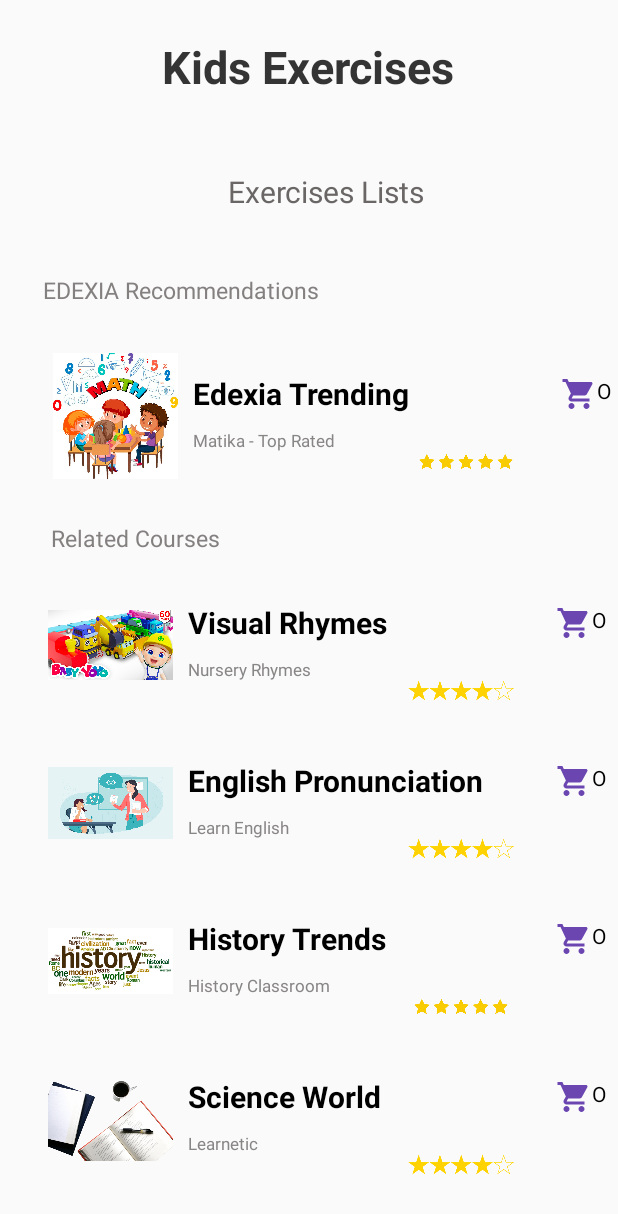
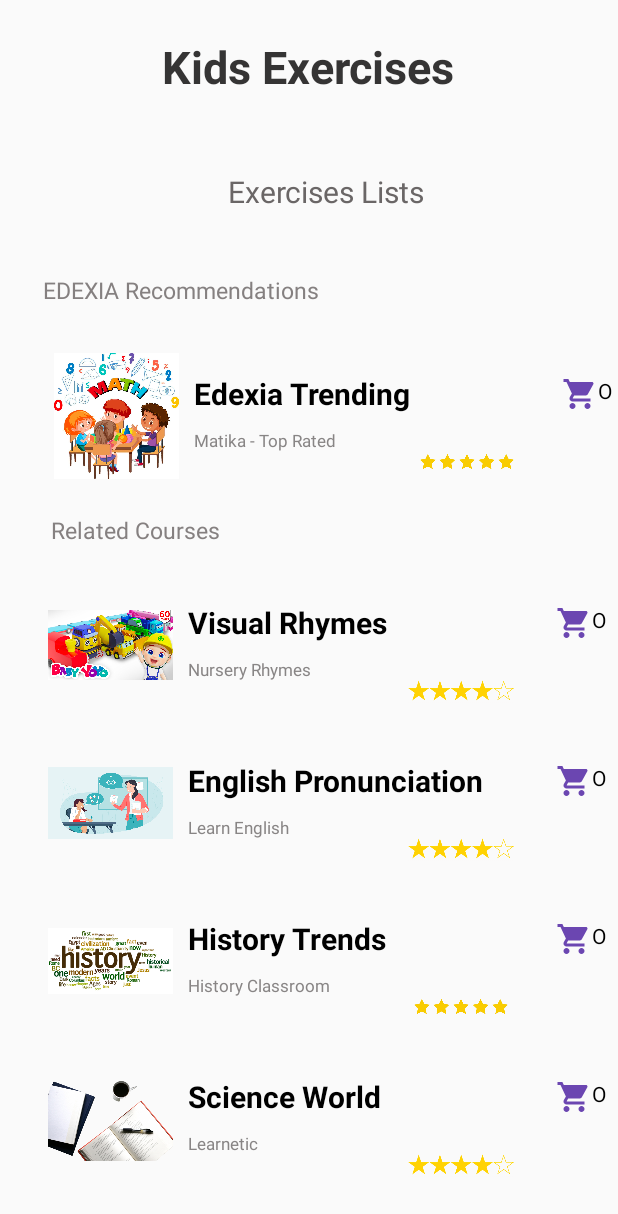
Before and after one commit to ahmed-naeem1012/quiz_fyp_edixia, an Android app: the excercises_list_layout screen opened directly, with no data from a screen before it, on a phone screen of 412 x 824 dp. Shown: the top 1214 px of the screen. Run offline under Robolectric (Android 15) with nearby library versions, the phone set to English and light mode, and no system bars; our stand-ins replace Firebase (no records; nobody signed in at launch, a user with empty details on screens opened directly); Roboto replaces fonts that are not available here.

Commit message:
Quit Functionality added. Minor Icon fixes. Recycler Views fixes

```diff
--- a/app/src/main/java/com/example/quizme/QuizActivity.java
+++ b/app/src/main/java/com/example/quizme/QuizActivity.java
@@ -78,6 +78,12 @@ public class QuizActivity extends AppCompatActivity {
             }
         });
 
+        binding.quitBtn.setOnClickListener(new View.OnClickListener() {
+            @Override
+            public void onClick(View view) {
+                startActivity(new Intent(QuizActivity.this,MainActivity.class));
+            }
+        });
 
 
         resetTimer();
--- a/app/src/main/res/drawable/ic_baseline_score_24.xml
+++ b/app/src/main/res/drawable/ic_baseline_score_24.xml
@@ -1,5 +1,5 @@
-<vector android:height="24dp" android:tint="#000000"
+<vector android:height="20dp" android:tint="#000000"
     android:viewportHeight="24" android:viewportWidth="24"
-    android:width="24dp" xmlns:android="http://schemas.android.com/apk/res/android">
+    android:width="20dp" xmlns:android="http://schemas.android.com/apk/res/android">
     <path android:fillColor="@android:color/white" android:pathData="M19,3L5,3c-1.1,0 -2,0.9 -2,2v14c0,1.1 0.9,2 2,2h14c1.1,0 2,-0.9 2,-2L21,5c0,-1.1 -0.9,-2 -2,-2zM12,5h1.5v3l2,-3h1.7l-2,3 2,3h-1.7l-2,-3v3L12,11L12,5zM7,7.25h2.5L9.5,6.5L7,6.5L7,5h4v3.75L8.5,8.75v0.75L11,9.5L11,11L7,11L7,7.25zM19,13l-6,6 -4,-4 -4,4v-2.5l4,-4 4,4 6,-6L19,13z"/>
 </vector>
--- a/app/src/main/res/layout/activity_excercises_list_layout.xml
+++ b/app/src/main/res/layout/activity_excercises_list_layout.xml
@@ -60,16 +60,16 @@
         app:layout_constraintTop_toBottomOf="@+id/linearLayout2"/>
 
     <androidx.recyclerview.widget.RecyclerView
-        android:layout_width="match_parent"
-        android:layout_height="wrap_content"
+        android:id="@+id/rclview1"
+        android:layout_width="wrap_content"
+        android:layout_height="100dp"
         android:layout_marginStart="4dp"
         android:layout_marginTop="56dp"
-        android:id="@+id/rclview1"
         app:layout_constraintStart_toStartOf="parent"
         app:layout_constraintTop_toBottomOf="@+id/linearLayout2" />
 
 
-    <TextView
+        <TextView
         android:id="@+id/textView6"
         android:layout_width="wrap_content"
         android:layout_height="wrap_content"
--- a/app/src/main/res/layout/activity_quiz.xml
+++ b/app/src/main/res/layout/activity_quiz.xml
@@ -171,11 +171,11 @@
         android:textColor="@color/color_white"
         app:layout_constraintEnd_toEndOf="parent"
         app:layout_constraintHorizontal_bias="0.5"
-        app:layout_constraintStart_toEndOf="@+id/quizBtn"
+        app:layout_constraintStart_toEndOf="@+id/quitBtn"
         app:layout_constraintTop_toBottomOf="@+id/option_4" />
 
     <Button
-        android:id="@+id/quizBtn"
+        android:id="@+id/quitBtn"
         android:layout_width="0dp"
         android:layout_height="wrap_content"
         android:layout_marginStart="32dp"
```
